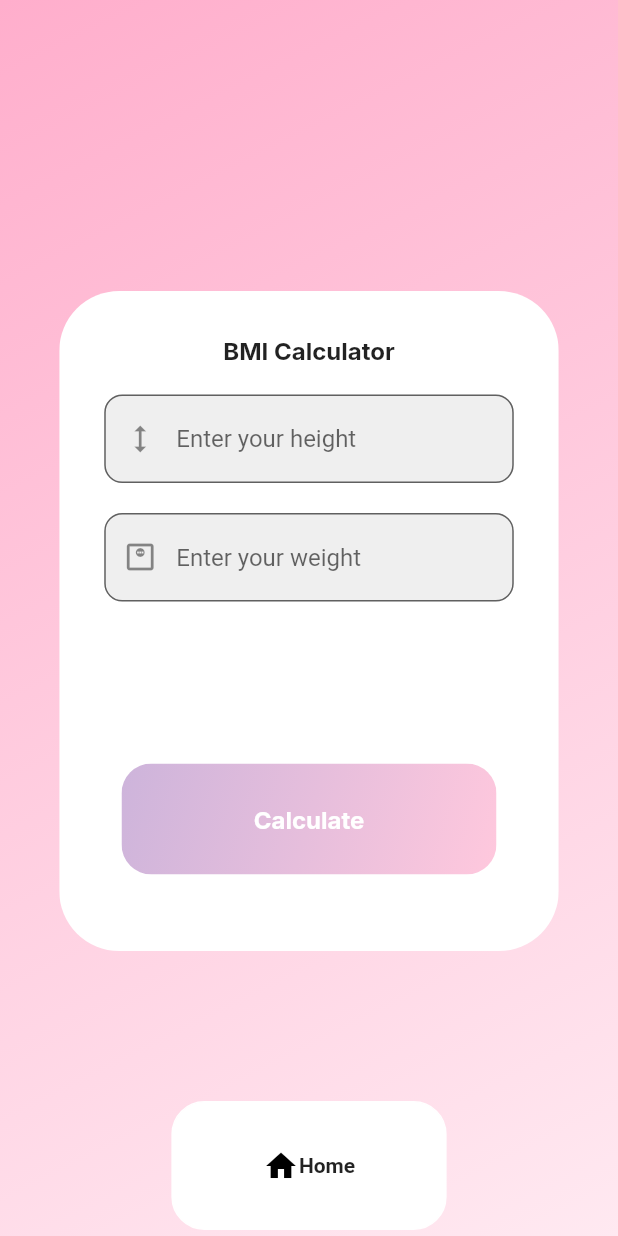
After one commit to Osamaalharbi9/multiple_calculators, a Flutter app: the Bmicalculator screen opened directly, after a tap on "Calculate", on a phone screen of 412 x 824 dp. The commit adds this screen. Run offline on Flutter 3.47's test engine with Material 2 defaults, Android fonts, the phone set to English and light mode, and no system bars; drawn by our look-alikes of google_nav_bar; our stand-ins replace flutter_screenutil, google_fonts.

Commit message:
added a bmi calculator and apdated the main.dart a little bit

```diff
--- /dev/null
+++ b/lib/bmi/bmi_calculator.dart
@@ -0,0 +1,202 @@
+import 'package:flutter/material.dart';
+import 'package:google_fonts/google_fonts.dart';
+import 'package:google_nav_bar/google_nav_bar.dart';
+import 'package:multiple_calculators/main.dart';
+
+class Bmicalculator extends StatefulWidget {
+  const Bmicalculator({super.key});
+
+  @override
+  State<Bmicalculator> createState() => _BmicalculatorState();
+}
+
+class _BmicalculatorState extends State<Bmicalculator> {
+  Color? userstatecolor;
+  TextEditingController height = TextEditingController();
+  TextEditingController weight = TextEditingController();
+  double num1 = 0, num2 = 0, heightconverter = 0, num3 = 0, result = 0;
+  String displayrate = '';
+  var userstate = '';
+  calculate() {
+    setState(() {
+      num1 = double.parse(height.text);
+      num2 = double.parse(weight.text);
+      heightconverter = num1 / 100;
+      num3 = heightconverter * heightconverter;
+      result = num2 / num3;
+      displayrate = result.toStringAsFixed(2);
+      if (result < 18.5) {
+        userstate = 'Underweight';
+        userstatecolor = const Color.fromARGB(255, 255, 59, 45);
+      } else if (18.5 < result && result <= 24.9) {
+        userstate = 'Normal';
+        userstatecolor = Colors.green;
+      } else if (25 <= result && result <= 29.9) {
+        userstatecolor = const Color.fromARGB(255, 255, 55, 41);
+        userstate = 'Overweight';
+      } else if (30 <= result && result <= 34.9) {
+        userstate = 'Obese';
+        userstatecolor = const Color.fromARGB(255, 166, 11, 0);
+      } else if (result >= 35) {
+        userstate = 'Extremely Obese';
+        userstatecolor = const Color.fromARGB(255, 105, 7, 0);
+      }
+    });
+  }
+
+  @override
+  Widget build(BuildContext context) {
+    return Scaffold(
+        body: Container(
+      height: double.infinity,
+      width: double.infinity,
+      decoration: const BoxDecoration(
+          gradient: LinearGradient(
+              begin: Alignment.topLeft,
+              end: Alignment.bottomRight,
+              colors: [
+            Color.fromARGB(255, 255, 174, 204),
+            Color.fromARGB(255, 255, 233, 241)
+          ])),
+      child: Column(
+        mainAxisAlignment: MainAxisAlignment.center,
+        children: [
+          const SizedBox(
+            height: 190,
+          ),
+          ClipRRect(
+              borderRadius: BorderRadius.circular(40),
+              child: Container(
+                color: const Color.fromARGB(255, 255, 255, 255),
+                height: 440,
+                width: 333,
+                child: Column(
+                  children: [
+                    const SizedBox(
+                      height: 30,
+                    ),
+                    Text(
+                      'BMI Calculator',
+                      style: GoogleFonts.inter(
+                          fontSize: 16, fontWeight: FontWeight.bold),
+                    ),
+                    const SizedBox(
+                      height: 10,
+                    ),
+                    Padding(
+                      padding: const EdgeInsets.symmetric(
+                          horizontal: 30, vertical: 10),
+                      child: TextField(
+                        keyboardType: const TextInputType.numberWithOptions(),
+                        controller: height,
+                        decoration: InputDecoration(
+                            filled: true,
+                            fillColor: const Color.fromARGB(255, 239, 239, 239),
+                            hintText: 'Enter your height',
+                            prefixIcon: const Icon(Icons.height),
+                            border: OutlineInputBorder(
+                                borderSide:
+                                    const BorderSide(color: Colors.grey),
+                                borderRadius: BorderRadius.circular(12))),
+                      ),
+                    ),
+                    Padding(
+                      padding: const EdgeInsets.symmetric(
+                          horizontal: 30, vertical: 10),
+                      child: TextField(
+                        keyboardType: const TextInputType.numberWithOptions(),
+                        controller: weight,
+                        decoration: InputDecoration(
+                            filled: true,
+                            fillColor: const Color.fromARGB(255, 239, 239, 239),
+                            hintText: 'Enter your weight',
+                            prefixIcon:
+                                const Icon(Icons.monitor_weight_outlined),
+                            border: OutlineInputBorder(
+                                borderSide:
+                                    const BorderSide(color: Colors.grey),
+                                borderRadius: BorderRadius.circular(12))),
+                      ),
+                    ),
+                    const SizedBox(
+                      height: 20,
+                    ),
+                    Text(
+                      userstate,
+                      style: GoogleFonts.inter(
+                          fontSize: 16,
+                          fontWeight: FontWeight.w500,
+                          color: userstatecolor),
+                    ),
+                    const SizedBox(
+                      height: 10,
+                    ),
+                    Text(displayrate,
+                        style: GoogleFonts.inter(
+                            fontSize: 24,
+                            fontWeight: FontWeight.w500,
+                            color: Colors.black)),
+                    const SizedBox(
+                      height: 20,
+                    ),
+                    ClipRRect(
+                      borderRadius: BorderRadius.circular(20),
+                      child: Container(
+                        decoration: const BoxDecoration(
+                            gradient: LinearGradient(
+                                begin: Alignment.topLeft,
+                                end: Alignment.bottomRight,
+                                colors: [
+                              Color.fromARGB(255, 205, 180, 219),
+                              Color.fromARGB(255, 255, 200, 221)
+                            ])),
+                        width: 250,
+                        height: 74,
+                        child: OutlinedButton(
+                            onPressed: calculate,
+                            style: OutlinedButton.styleFrom(
+                                side: const BorderSide(
+                                    width: 0.0001,
+                                    color: Color.fromARGB(255, 255, 255, 255))),
+                            child: Column(
+                              mainAxisAlignment: MainAxisAlignment.center,
+                              children: [
+                                Text(
+                                  'Calculate',
+                                  style: GoogleFonts.inter(
+                                      fontSize: 16,
+                                      color: Colors.white,
+                                      fontWeight: FontWeight.bold),
+                                )
+                              ],
+                            )),
+                      ),
+                    ),
+                  ],
+                ),
+              )),
+          const SizedBox(
+            height: 100,
+          ),
+          GNav(
+              mainAxisAlignment: MainAxisAlignment.center,
+              tabBorderRadius: 22,
+              tabBackgroundColor: Colors.white,
+              tabActiveBorder: Border.all(color: Colors.white),
+              tabs: [
+                GButton(
+                  padding:
+                      const EdgeInsets.symmetric(vertical: 30, horizontal: 60),
+                  onPressed: () {
+                    Navigator.push(context,
+                        MaterialPageRoute(builder: (context) => const Myapp()));
+                  },
+                  icon: Icons.home,
+                  text: 'Home',
+                ),
+              ])
+        ],
+      ),
+    ));
+  }
+}
--- a/lib/container_button.dart
+++ b/lib/container_button.dart
@@ -1,6 +1,7 @@
 import 'package:flutter/material.dart';
 import 'package:google_fonts/google_fonts.dart';
 import 'package:multiple_calculators/age/age_calcultor.dart';
+import 'package:multiple_calculators/bmi/bmi_calculator.dart';
 
 //BMI Container button
 class ContainerButton1 extends StatelessWidget {
@@ -21,7 +22,7 @@ class ContainerButton1 extends StatelessWidget {
         width: 250,
         height: 90,
         child: OutlinedButton(
-            onPressed: () {},
+            onPressed: () {Navigator.push(context, MaterialPageRoute(builder: (context)=>const Bmicalculator()));},
             style: OutlinedButton.styleFrom(
                 side: const BorderSide(
                     width: 0.0001, color: Color.fromARGB(255, 255, 255, 255))),
@@ -31,7 +32,7 @@ class ContainerButton1 extends StatelessWidget {
                 Row(
                   children: [
                     Text(
-                      'bSMI Calculator',
+                      'BMI Calculator',
                       style: GoogleFonts.inter(
                           color: Colors.white,
                           fontSize: 15,
--- a/lib/main.dart
+++ b/lib/main.dart
@@ -52,7 +52,7 @@ class Myapp extends StatelessWidget {
                   borderRadius: BorderRadius.circular(40),
                   //White Continer
                   child: Container(
-                    color: Color.fromARGB(255, 255, 255, 255),
+                    color: const Color.fromARGB(255, 255, 255, 255),
                     height: 440,
                     width: 333,
                     //Column inside the white Container
@@ -64,8 +64,8 @@ class Myapp extends StatelessWidget {
                           style: GoogleFonts.inter(
                               fontSize: 16, fontWeight: FontWeight.bold),
                         ),
-                        SizedBox(
-                          height: 30,
+                        const SizedBox(
+                          height: 20,
                         ),
 
                         //Container Buttons
@@ -77,7 +77,10 @@ class Myapp extends StatelessWidget {
                         const SizedBox(
                           height: 30,
                         ),
-                        const ContainerButton3()
+                        const ContainerButton3(),
+                        const SizedBox(
+                          height: 20,
+                        )
                       ],
                     ),
                   ),
--- a/pubspec.yaml
+++ b/pubspec.yaml
@@ -39,6 +39,7 @@ dependencies:
   google_fonts: ^4.0.4
   flutter_screenutil: ^5.7.0
   intl: ^0.18.1
+  google_nav_bar: ^5.0.6
 
 dev_dependencies:
   flutter_test:
```
Also changed, not shown: pubspec.lock, 1 other file.
